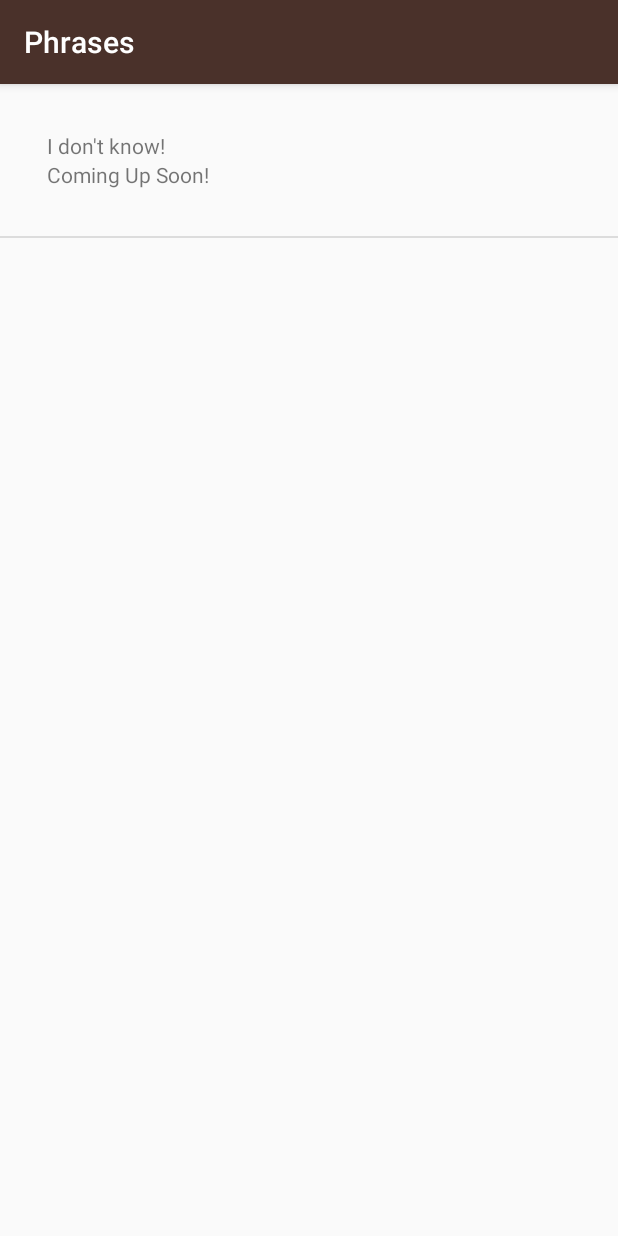
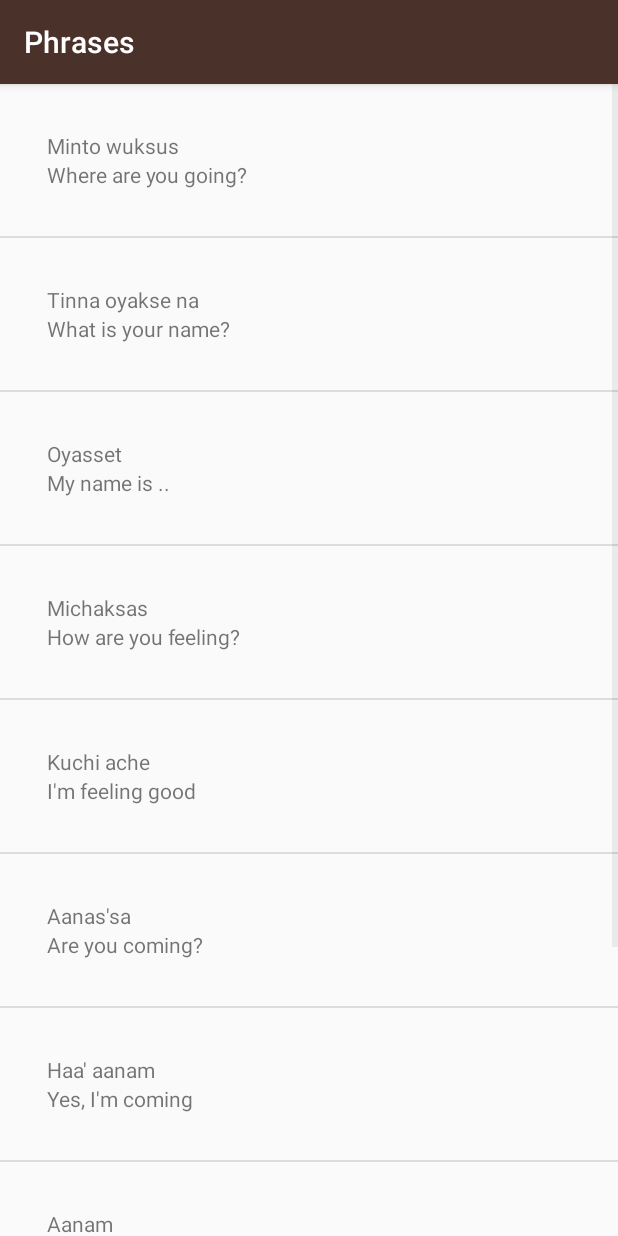
Before and after one commit to MohammedElonX/LanguageApp, an Android app: the PhraseActivity screen opened directly, with no data from a screen before it, on a phone screen of 412 x 824 dp. Run offline under Robolectric (Android 15) with nearby library versions, the phone set to English and light mode, and no system bars.

Commit message:
fixed phrase activity

```diff
--- a/app/src/main/java/com/example/language/PhraseActivity.java
+++ b/app/src/main/java/com/example/language/PhraseActivity.java
@@ -14,7 +14,16 @@ public class PhraseActivity extends AppCompatActivity {
         setContentView(R.layout.words_list);
 
         ArrayList<Words> wordsList = new ArrayList<Words>();
-        wordsList.add(new Words("Coming Up Soon!", "I don't know!"));
+        wordsList.add(new Words("Where are you going?", "Minto wuksus"));
+        wordsList.add(new Words("What is your name?", "Tinna oyakse na"));
+        wordsList.add(new Words("My name is ..", "Oyasset"));
+        wordsList.add(new Words("How are you feeling?", "Michaksas"));
+        wordsList.add(new Words("I'm feeling good", "Kuchi ache"));
+        wordsList.add(new Words("Are you coming?", "Aanas'sa"));
+        wordsList.add(new Words("Yes, I'm coming", "Haa' aanam"));
+        wordsList.add(new Words("I'm coming", "Aanam"));
+        wordsList.add(new Words("Let's go", "Yoowutis"));
+        wordsList.add(new Words("Come here", "Anni'nem"));
 
         WordAdapter words = new WordAdapter (this, wordsList);
 
--- a/app/src/main/java/com/example/language/WordAdapter.java
+++ b/app/src/main/java/com/example/language/WordAdapter.java
@@ -40,7 +40,14 @@ public class WordAdapter extends ArrayAdapter<Words> {
 
         //Find ImageView and ID and set appropriate image
         ImageView icons = listItemView.findViewById(R.id.image);
-        icons.setImageResource(currentWord.getImageId());
+        if(currentWord.hasImage()) {
+            icons.setImageResource(currentWord.getImageId());
+            //Makes sure the view is visible
+            icons.setVisibility(View.VISIBLE);
+        } else {
+            //If no image found, prevents image from showing on activity
+            icons.setVisibility(View.GONE);
+        }
 
         return listItemView;
     }
--- a/app/src/main/java/com/example/language/Words.java
+++ b/app/src/main/java/com/example/language/Words.java
@@ -4,6 +4,7 @@ public class Words {
     private String mEnglish;
     private String mMiwok;
     private int mImageId;
+    private static int NO_IMAGE_PROVIDED= -1;
 
     Words(String english, String miwok){
         mEnglish = english;
@@ -25,4 +26,8 @@ public class Words {
     public String getMiwok(){
         return mMiwok;
     }
+
+    public boolean hasImage(){
+        return NO_IMAGE_PROVIDED != mImageId;
+    }
 }
```
